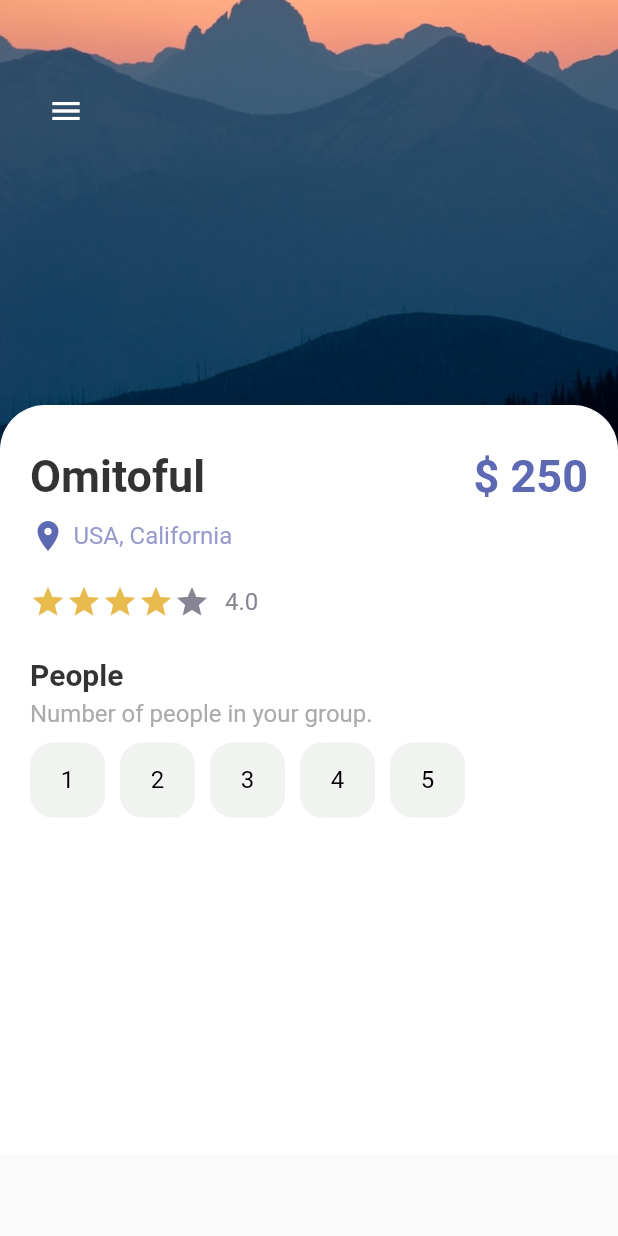
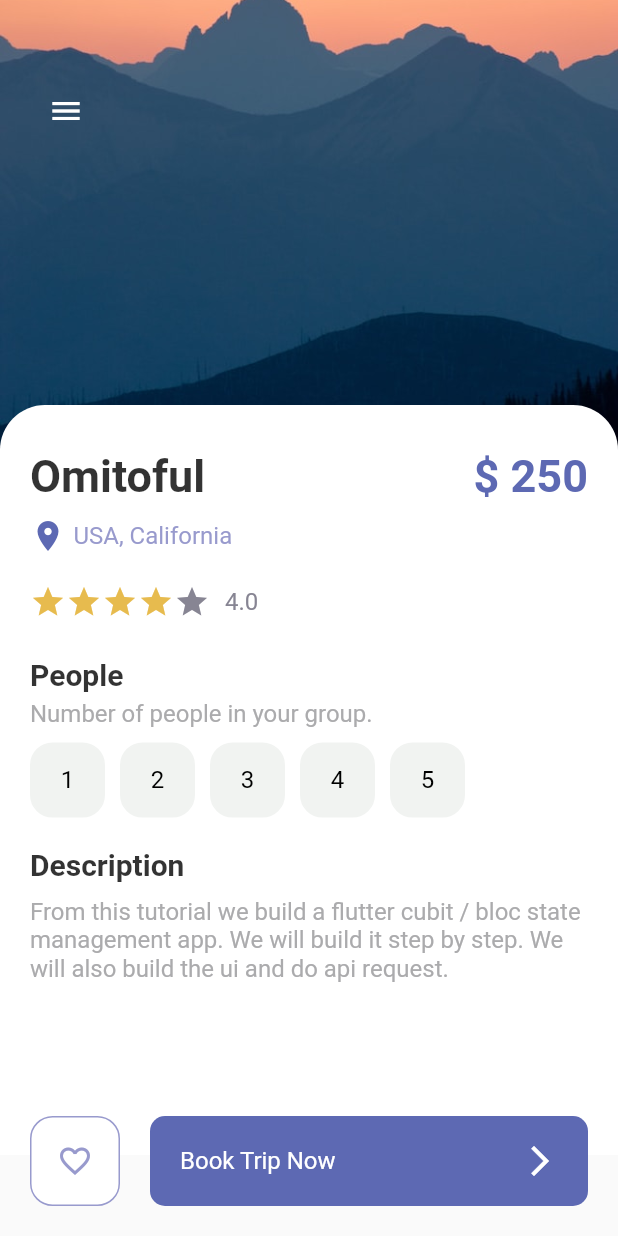
Before and after one commit to omitoful/flutter_demo, a Flutter app: the screen it shows after launch, on a phone screen of 412 x 824 dp. Run offline on Flutter 3.47's test engine with Material 2 defaults, Android fonts, the phone set to English and light mode, and no system bars.

Commit message:
responsive button logic & finish detail page

```diff
--- a/flutter_demo/lib/pages/detail_page.dart
+++ b/flutter_demo/lib/pages/detail_page.dart
@@ -3,6 +3,7 @@ import 'package:flutter_demo/misc/colors.dart';
 import 'package:flutter_demo/widgets/app_buttons.dart';
 import 'package:flutter_demo/widgets/app_large_text.dart';
 import 'package:flutter_demo/widgets/app_text.dart';
+import 'package:flutter_demo/widgets/responsive_button.dart';
 
 class DetailPage extends StatefulWidget {
   const DetailPage({super.key});
@@ -107,7 +108,7 @@ class _DetailPageState extends State<DetailPage> {
                       Wrap(
                         children: List.generate(5, (index) {
                           return InkWell(
-                            onTap: (){
+                            onTap: () {
                               setState(() {
                                 selectedIndex = index;
                               });
@@ -116,9 +117,15 @@ class _DetailPageState extends State<DetailPage> {
                               margin: const EdgeInsets.only(right: 10),
                               child: AppButtons(
                                 size: 50,
-                                color: selectedIndex == index ? Colors.white : Colors.black,
-                                backgroundColor: selectedIndex == index ? Colors.black : AppColors.btnBgColor,
-                                borderColor: selectedIndex == index ? Colors.black : AppColors.btnBgColor,
+                                color: selectedIndex == index
+                                    ? Colors.white
+                                    : Colors.black,
+                                backgroundColor: selectedIndex == index
+                                    ? Colors.black
+                                    : AppColors.btnBgColor,
+                                borderColor: selectedIndex == index
+                                    ? Colors.black
+                                    : AppColors.btnBgColor,
                                 text: (index + 1).toString(),
                               ),
                             ),
@@ -126,9 +133,40 @@ class _DetailPageState extends State<DetailPage> {
                         }),
                       ),
                       SizedBox(height: 20),
+                      AppLargeText(
+                          text: "Description",
+                          color: Colors.black.withOpacity(0.8),
+                          size: 20),
+                      SizedBox(height: 10),
+                      AppText(
+                        text:
+                            "From this tutorial we build a flutter cubit / bloc state management app. We will build it step by step. We will also build the ui and do api request.",
+                        color: AppColors.mainTextColor,
+                      ),
                     ],
                   ),
-                ))
+                )),
+            Positioned(
+              bottom: 20,
+              left: 20,
+              right: 20,
+              child: Row(
+                children: [
+                  AppButtons(
+                    size: 60,
+                    color: AppColors.textColor1,
+                    backgroundColor: Colors.white,
+                    borderColor: AppColors.textColor1,
+                    icon: Icons.favorite_border,
+                    isIcon: true,
+                  ),
+                  SizedBox(width: 20),
+                  ResponsiveButton(
+                    isResponsive: true,
+                  )
+                ],
+              ),
+            )
           ],
         ),
       ),
--- a/flutter_demo/lib/widgets/responsive_button.dart
+++ b/flutter_demo/lib/widgets/responsive_button.dart
@@ -2,6 +2,7 @@ import 'package:flutter/material.dart';
 import 'package:flutter/src/foundation/key.dart';
 import 'package:flutter/src/widgets/framework.dart';
 import 'package:flutter_demo/misc/colors.dart';
+import 'package:flutter_demo/widgets/app_text.dart';
 
 class ResponsiveButton extends StatelessWidget {
   bool? isResponsive;
@@ -12,18 +13,29 @@ class ResponsiveButton extends StatelessWidget {
 
   @override
   Widget build(BuildContext context) {
-    return Container(
-      width: width,
+    return Flexible(
+      child: Container(
+        width: isResponsive == true ? double.maxFinite : width,
         height: 60,
         decoration: BoxDecoration(
           borderRadius: BorderRadius.circular(10),
           color: AppColors.mainColor,
         ),
         child: Row(
-        mainAxisAlignment: MainAxisAlignment.center,
+          mainAxisAlignment: isResponsive == true
+              ? MainAxisAlignment.spaceBetween
+              : MainAxisAlignment.center,
           children: [
-          Icon(Icons.arrow_forward_ios, color: Colors.white),
+            isResponsive == true
+                ? Container(
+                    margin: const EdgeInsets.only(left: 20),
+                    child: AppText(text: "Book Trip Now", color: Colors.white))
+                : Container(),
+            Container(
+                margin: EdgeInsets.only(right: isResponsive == true ? 20 : 0),
+                child: Icon(Icons.arrow_forward_ios, color: Colors.white)),
           ],
+        ),
       ),
     );
   }
```
Lines whose indentation alone changed are shown as unchanged.
